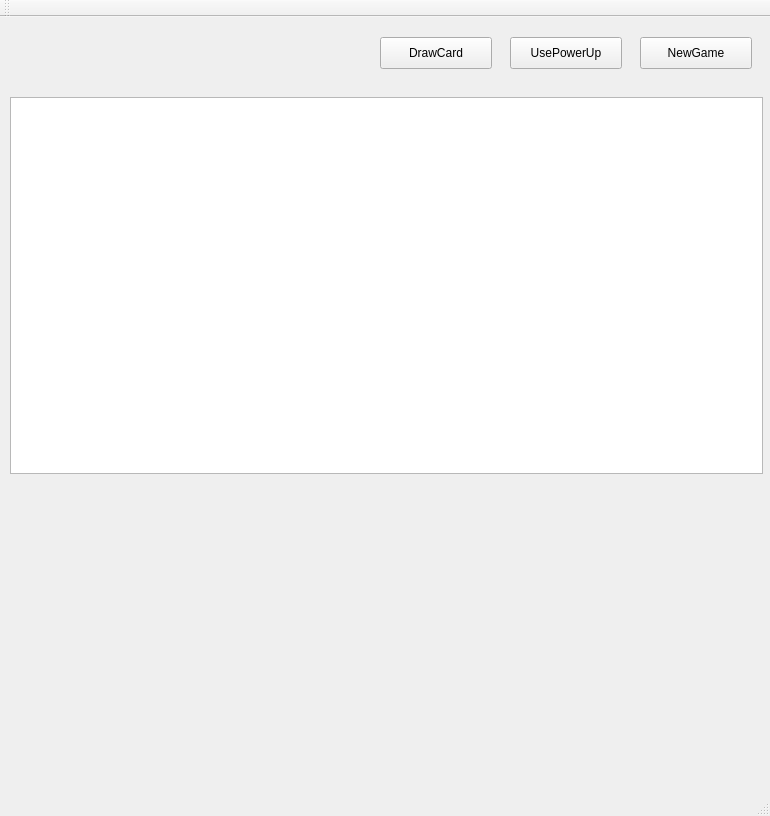
maurawinstanley/candyland, file boardwindow.ui: the form before one commit.
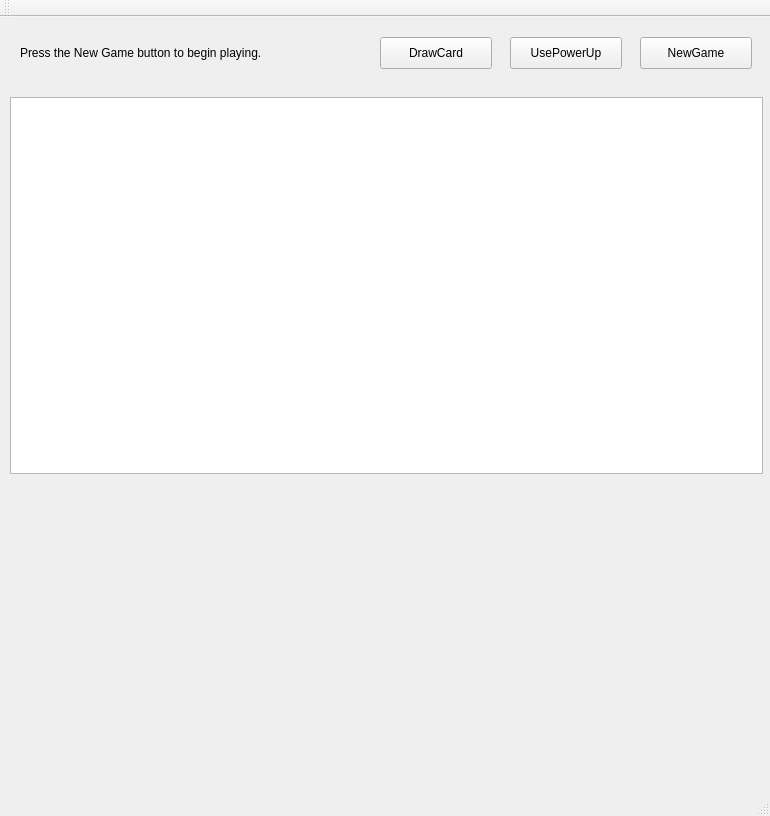
The form after the commit.

Commit message: Fixed player movement, added labels for gameplay output

What changed in the file:
```diff
--- a/boardwindow.ui
+++ b/boardwindow.ui
@@ -68,14 +68,27 @@
      <rect>
       <x>50</x>
       <y>520</y>
-      <width>241</width>
-      <height>16</height>
+      <width>651</width>
+      <height>31</height>
      </rect>
     </property>
     <property name="text">
      <string/>
     </property>
    </widget>
+   <widget class="QLabel" name="turnLabel">
+    <property name="geometry">
+     <rect>
+      <x>20</x>
+      <y>10</y>
+      <width>291</width>
+      <height>51</height>
+     </rect>
+    </property>
+    <property name="text">
+     <string>Press the New Game button to begin playing.</string>
+    </property>
+   </widget>
   </widget>
   <widget class="QMenuBar" name="menuBar">
    <property name="geometry">
```
The commit also changes 1 other file.
